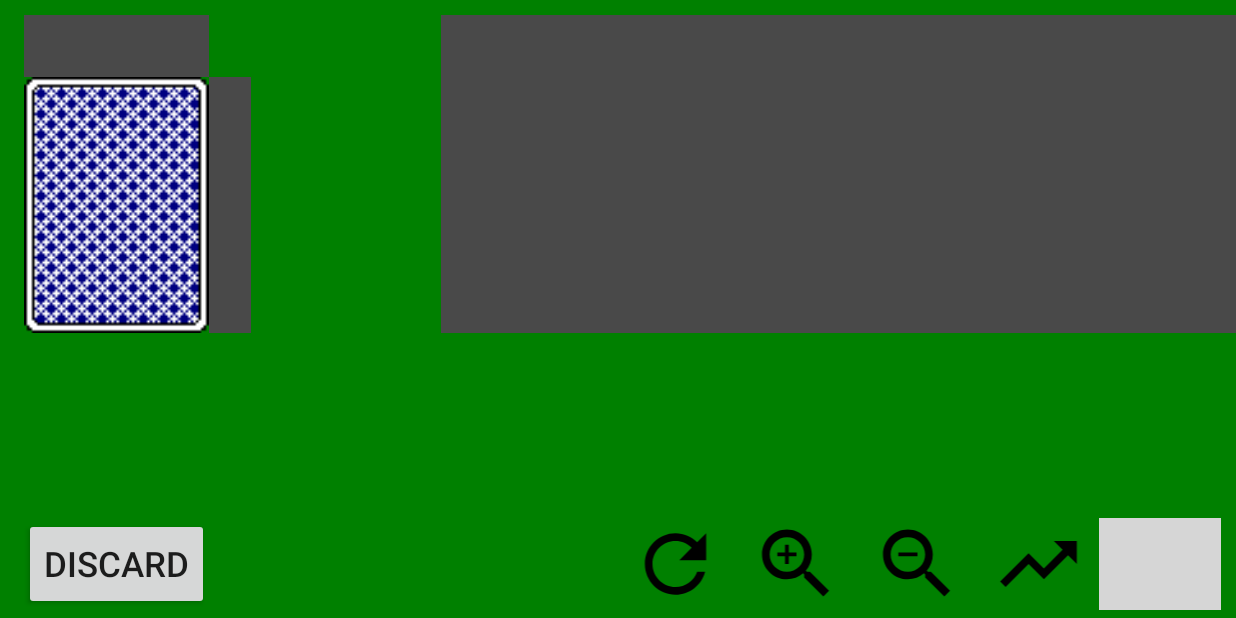
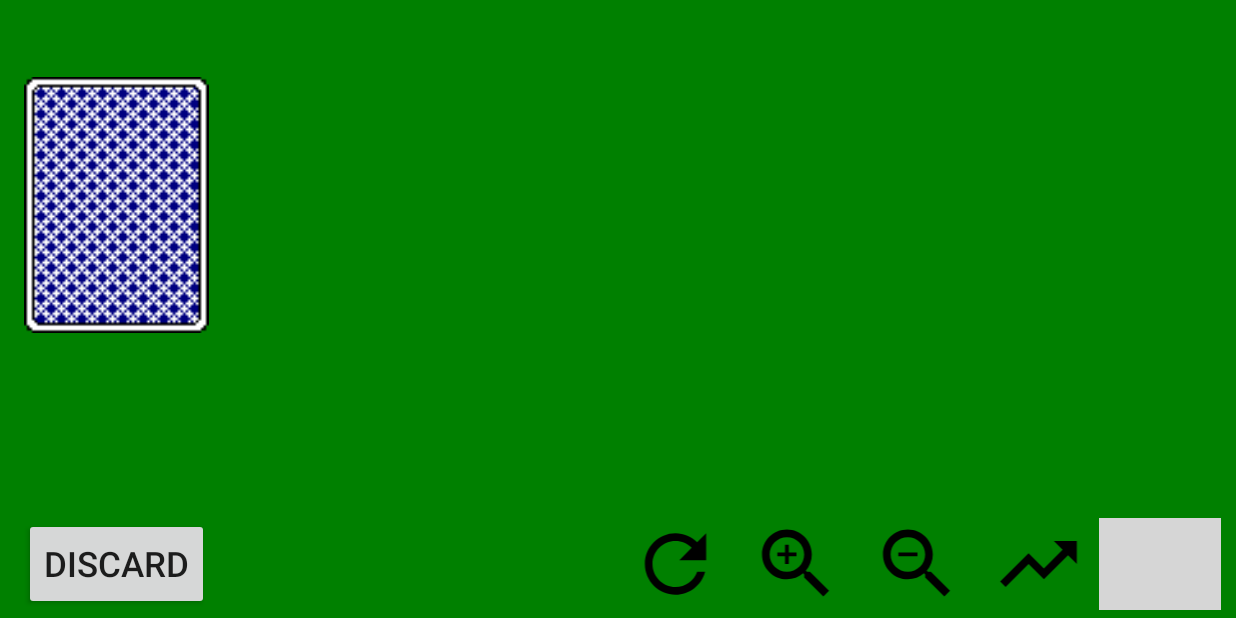
Before and after one commit to whimsydigital/ingeldop-solitaire, an Android app: the screen it shows after launch (IngeldopActivity), on a phone screen of 824 x 412 dp (held sideways). Run offline under Robolectric (Android 15) with nearby library versions, the phone set to English and light mode, and no system bars; grey boxes are pictures that could not be loaded.

Commit message:
Fixed issue with hand card size

```diff
--- a/app/src/main/java/com/whimsydigital/ingeldop/HandViewExpanded.java
+++ b/app/src/main/java/com/whimsydigital/ingeldop/HandViewExpanded.java
@@ -5,6 +5,7 @@ import android.graphics.Canvas;
 import android.graphics.Rect;
 import android.graphics.drawable.Drawable;
 import android.util.AttributeSet;
+import android.util.Log;
 import android.view.MotionEvent;
 import android.view.View;
 
@@ -23,6 +24,8 @@ public class HandViewExpanded extends View {
     private Map<Card, Drawable> spritesheet;
     private Rect dstRect = new Rect();
 
+    IngeldopActivity context;
+
     private double overlap;
     private int cardHeight;
     private int cardWidth;
@@ -30,6 +33,8 @@ public class HandViewExpanded extends View {
 
     public HandViewExpanded(Context context, AttributeSet attrs) {
         super(context, attrs);
+        this.context = (IngeldopActivity) context;
+        this.overlap = Double.parseDouble(context.getString(R.string.defaultOverlap));
 
         // Import card images from resources and
         // save them to a map for access in draw
@@ -37,12 +42,11 @@ public class HandViewExpanded extends View {
         for (Card c : Card.values()) {
             String strCard  = c.toString().toLowerCase();
             String strType  = "drawable";
-            String strPkg   = getContext().getPackageName();
+            String strPkg   = context.getPackageName();
             int resourceID  = getResources().getIdentifier(strCard, strType, strPkg);
             Drawable resImg = getResources().getDrawable(resourceID, null);
             spritesheet.put(c, resImg);
         }
-
     }
 
     /* Calculate the destination rect for where a card in the hand should be placed.
@@ -62,20 +66,16 @@ public class HandViewExpanded extends View {
     @Override
     protected void onMeasure(int widthMeasureSpec, int heightMeasureSpec) {
         // Get resources
-        int topMargin       = this.getResources().getDimensionPixelSize(R.dimen.topMargin);
-        int topScrollMargin = this.getResources().getDimensionPixelSize(R.dimen.topScrollMargin);
-        this.overlap = Double.parseDouble(((IngeldopActivity)getContext()).getString(R.string.defaultOverlap));
-
         int handHeight = MeasureSpec.getSize(heightMeasureSpec);
-        double aspectRadio = 75.0/100.0;
+        View dealButton = context.findViewById(R.id.dealButton);
 
         // Calculate card size & padding
-        selPadding = topMargin - topScrollMargin;
-        cardHeight = handHeight - selPadding;
-        cardWidth  = (int) (cardHeight*aspectRadio);
+        cardHeight = dealButton.getMeasuredHeight();
+        cardWidth  = dealButton.getMeasuredWidth();
+        selPadding = handHeight - cardHeight;
 
-        // Get reference to current game & calculate width
-        Ingeldop game = ((IngeldopActivity)getContext()).game;
+        // Get reference to current game & calculate total width
+        Ingeldop game = context.game;
         int numCards  = game.handSize();
         int handWidth = (int) (numCards*cardWidth - (numCards-1)*cardWidth*overlap);
 
@@ -94,7 +94,7 @@ public class HandViewExpanded extends View {
         canvas.drawColor(this.getResources().getColor(R.color.background));
 
         // Get reference to current game
-        Ingeldop game = ((IngeldopActivity)getContext()).game;
+        Ingeldop game = context.game;
 
         // Iterate through hand and draw each card
         for (int i = 0; i < game.handSize(); i++) {
@@ -116,7 +116,7 @@ public class HandViewExpanded extends View {
             e.getAction() == MotionEvent.ACTION_DOWN) {
             int x = (int) e.getX();
             int y = (int) e.getY();
-            Ingeldop game = ((IngeldopActivity) getContext()).game;
+            Ingeldop game = context.game;
 
             // Check if we clicked on any of the cards in the hand
             for (int i = game.handSize() - 1; i >= 0; i--) {
--- a/app/src/main/res/layout/gamelayout.xml
+++ b/app/src/main/res/layout/gamelayout.xml
@@ -13,9 +13,16 @@
     android:paddingRight="0dp"
     android:background="@color/background">
 
-    <View
-        android:id="@+id/dealSpace"
-        android:background="@color/disabled"
+
+    <!-- This is a spacer placed at the top of the deal
+         button. It is constrained to have a fixed
+         aspect ratio and the same width as the deal button.
+         This means that as the width of the deal button
+         changes due to zooming, the height of the spacer will
+         also change. This results in the margin between the
+         the top of the deal button and the top of screen
+         changing with the zoom level.  -->
+    <View android:id="@+id/dealSpace"
           compat:layout_constraintTop_toTopOf="parent"
           compat:layout_constraintLeft_toLeftOf="@id/dealButton"
           compat:layout_constraintRight_toRightOf="@id/dealButton"
@@ -23,69 +30,89 @@
           android:layout_width="0dp"
           android:layout_height="0dp" />
 
-    <View
-        android:id="@+id/deckHandSpace"
-        android:background="@color/disabled"
+
+    <!-- This is a spacer placed to the right of the
+         deal button. It is constrained to have a fixed
+         aspect ratio and the same height as the deal button.
+         This means that as the height of the deal button
+         changes due to zooming, the height of the spacer
+         will also change. To maintain the aspect ratio, the
+         width will change, resulting in the margin between
+         the deal button and the hand view changing with
+         the zoom level.  -->
+    <View android:id="@+id/deckHandSpace"
           compat:layout_constraintTop_toTopOf="@id/dealButton"
           compat:layout_constraintBottom_toBottomOf="@id/dealButton"
           compat:layout_constraintLeft_toRightOf="@id/dealButton"
+          compat:layout_constraintDimensionRatio="1:6"
+          android:layout_width="0dp"
+          android:layout_height="0dp" />
+
+
+    <!-- The deal button is placed in the upper left corner of
+         the play area, below the top spacer and above the
+         discard button. It is constrained by a fixed aspect
+         ratio (that of a card), and changes size based on
+         the margin between it and the discard button. When
+         the margin increases (zoom out) the deal button's
+         height decreases, causing its width to decrease and
+         for the sizes of the spacers to decrease. When the
+         margin decreases (zoom in), the opposite happens. -->
+    <com.whimsydigital.ingeldop.DealButton
+        android:id="@+id/dealButton"
         android:layout_width="0dp"
         android:layout_height="0dp"
-        compat:layout_constraintDimensionRatio="1:6" />
-
-    <com.whimsydigital.ingeldop.DealButton
-        android:id="@+id/dealButton"
-
-        android:layout_width="0dp"
-        android:layout_height="0dp"
-
         android:padding="0dp"
         android:layout_marginBottom="100dp"
         compat:layout_constraintLeft_toLeftOf="parent"
         compat:layout_constraintTop_toBottomOf="@id/dealSpace"
         compat:layout_constraintBottom_toTopOf="@id/discardButton"
         compat:layout_constraintDimensionRatio="72:100"
-
         android:scaleType="fitCenter"
         android:src="@drawable/dealbutton"/>
 
-    <Button
-        android:id="@+id/discardButton"
 
+    <!-- The discard button is placed in the bottom left
+         corner of the play area, below the deal button
+         and separated by a dynamic margin. It also has
+         a fixed aspect ratio and is constrained to have
+         the same width as the deal button. Additionally,
+         the text scales with the size of the button. -->
+    <Button android:id="@+id/discardButton"
             android:layout_width="0dp"
             android:layout_height="0dp"
+            compat:layout_constraintLeft_toLeftOf="@id/dealButton"
+            compat:layout_constraintRight_toRightOf="@id/dealButton"
+            compat:layout_constraintBottom_toBottomOf="parent"
             compat:layout_constraintDimensionRatio="2:1"
-
             compat:autoSizeTextType="uniform"
             compat:autoSizeMinTextSize="3sp"
             compat:autoSizeMaxTextSize="200sp"
             android:maxLines="1"
-        compat:layout_constraintLeft_toLeftOf="@id/dealButton"
-        compat:layout_constraintRight_toRightOf="@id/dealButton"
-        compat:layout_constraintBottom_toBottomOf="parent"
-
             android:text="@string/discardText" />
 
-    <!--
-        - Set layout width and height to 0dp so they expand to constraints
-        -
-    -->
+
+    <!-- The hand view is contained in a horizontal scroll
+         view so that an overflow of cards in the hand can
+         still be viewed and interacted with. This scroll
+         view is placed in the upper right of the play area,
+         to the right of the deal button and spacer. It
+         stretches from the bottom of the deal button to
+         the top of the top spacer. This means the height of
+         the top spacer is what gives the cards in the hand
+         room to pop up when selected. -->
     <HorizontalScrollView
         android:id="@+id/scrollView"
-        android:background="@color/disabled"
-
         android:layout_width="0dp"
         android:layout_height="0dp"
-        android:layout_marginRight="@dimen/rightScrollMargin"
-
-        android:scrollbarAlwaysDrawVerticalTrack="true"
-        android:scrollbarFadeDuration="0"
-        android:scrollbarSize="10dp"
-
+        android:layout_marginRight="0dp"
         compat:layout_constraintBottom_toBottomOf="@+id/dealButton"
         compat:layout_constraintLeft_toRightOf="@+id/deckHandSpace"
         compat:layout_constraintRight_toRightOf="parent"
-        compat:layout_constraintTop_toTopOf="parent">
+        compat:layout_constraintTop_toTopOf="parent"
+        android:scrollbarAlwaysDrawVerticalTrack="true"
+        android:scrollbarFadeDuration="0"
+        android:scrollbarSize="10dp" >
 
         <com.whimsydigital.ingeldop.HandViewExpanded
             android:id="@+id/handView"
@@ -93,6 +120,8 @@
             android:layout_height="match_parent" />
     </HorizontalScrollView>
 
+
+    <!-- The menu in the bottom right -->
     <LinearLayout
         android:layout_width="0dp"
         android:layout_height="0dp"
--- a/app/src/main/res/values/dimens.xml
+++ b/app/src/main/res/values/dimens.xml
@@ -4,15 +4,6 @@
     <dimen name="leftMargin">16dp</dimen>
     <dimen name="topMargin">10dp</dimen>
     <dimen name="bottomMargin">5dp</dimen>
-
-    <!-- Margins for the scroll view. These are different from the
-         normal margins because the cards move within the scroll view.
-         When selected, the cards should move up by the difference
-         between the topScrollMargin and the topMargin. Making the
-         right margin of the scroll view small allows the cards in
-         the hand to appear to be going off screen to the right. -->
-    <dimen name="topScrollMargin">10dp</dimen>
-    <dimen name="rightScrollMargin">0dp</dimen>
 
     <!-- Default card destination size is based on standard playing card
          sizes. These sizes will be scaled using a scaling parameter.
```
Lines whose indentation alone changed are shown as unchanged.
